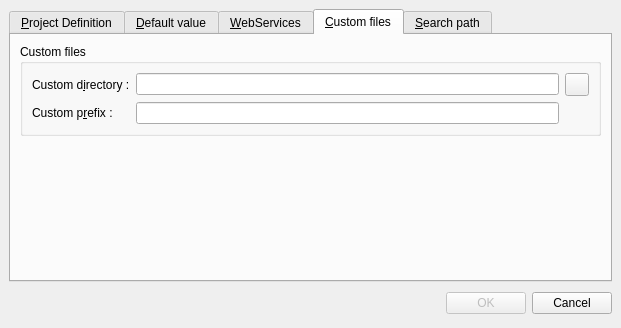
First picture: the form in ui/projectproperty.ui, repository phoenix741/xinx, before the edit.
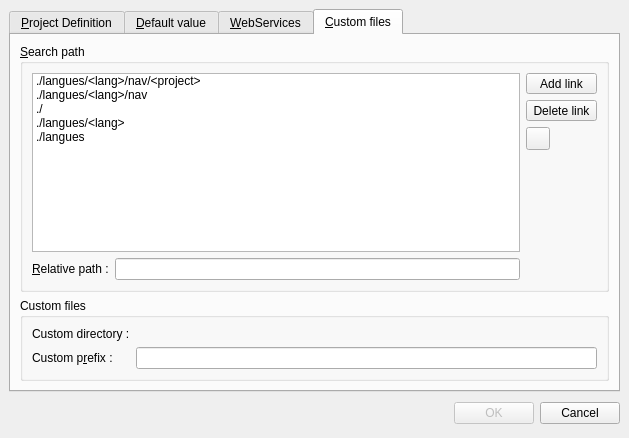
Second picture: the form after the edit. The open tabs and pages were chosen to show the change. Icons and pictures are not drawn. Custom widgets are drawn as their Qt base class.

```diff
--- a/ui/projectproperty.ui
+++ b/ui/projectproperty.ui
@@ -5,8 +5,8 @@
    <rect>
     <x>0</x>
     <y>0</y>
-    <width>621</width>
-    <height>328</height>
+    <width>629</width>
+    <height>438</height>
    </rect>
   </property>
   <property name="windowTitle" >
@@ -392,100 +392,97 @@
       <attribute name="title" >
        <string>&amp;Custom files</string>
       </attribute>
-      <layout class="QGridLayout" >
+      <layout class="QVBoxLayout" >
        <property name="margin" >
         <number>9</number>
        </property>
        <property name="spacing" >
         <number>6</number>
        </property>
-       <item row="1" column="0" >
-        <spacer>
-         <property name="orientation" >
-          <enum>Qt::Vertical</enum>
-         </property>
-         <property name="sizeHint" >
-          <size>
-           <width>20</width>
-           <height>40</height>
-          </size>
-         </property>
-        </spacer>
-       </item>
-       <item row="0" column="0" >
-        <widget class="QGroupBox" name="m_customFileGroupBox" >
-         <property name="title" >
-          <string>Custom files</string>
-         </property>
-         <layout class="QGridLayout" >
-          <property name="margin" >
-           <number>9</number>
-          </property>
-          <property name="spacing" >
-           <number>6</number>
-          </property>
-          <item row="0" column="1" >
-           <widget class="DirectoryEdit" name="m_specifiquePathLineEdit" />
-          </item>
-          <item row="0" column="2" >
-           <widget class="QToolButton" name="m_specifiquePathButton" >
-            <property name="icon" >
-             <iconset resource="../application.qrc" >:/images/folder.png</iconset>
-            </property>
-           </widget>
-          </item>
-          <item row="0" column="0" >
-           <widget class="QLabel" name="label_4" >
-            <property name="text" >
-             <string>Custom d&amp;irectory :</string>
-            </property>
-            <property name="buddy" >
-             <cstring>m_specifiquePathLineEdit</cstring>
-            </property>
-           </widget>
-          </item>
-          <item row="1" column="0" >
-           <widget class="QLabel" name="label_5" >
-            <property name="text" >
-             <string>Custom p&amp;refix :</string>
-            </property>
-            <property name="buddy" >
-             <cstring>m_prefixLineEdit</cstring>
-            </property>
-           </widget>
-          </item>
-          <item row="1" column="1" >
-           <widget class="QLineEdit" name="m_prefixLineEdit" />
-          </item>
-         </layout>
-        </widget>
-       </item>
-      </layout>
-     </widget>
-     <widget class="QWidget" name="tabSearchPath" >
-      <attribute name="title" >
-       <string>&amp;Search path</string>
-      </attribute>
-      <layout class="QGridLayout" >
-       <property name="margin" >
-        <number>9</number>
-       </property>
-       <property name="spacing" >
-        <number>6</number>
-       </property>
-       <item row="0" column="0" >
+       <item>
         <widget class="QGroupBox" name="m_searchPathGroupBox" >
          <property name="title" >
           <string>&amp;Search path</string>
          </property>
-         <layout class="QHBoxLayout" >
+         <layout class="QGridLayout" >
           <property name="margin" >
            <number>9</number>
           </property>
           <property name="spacing" >
            <number>6</number>
           </property>
-          <item>
+          <item rowspan="2" row="0" column="2" >
+           <layout class="QVBoxLayout" >
+            <property name="margin" >
+             <number>0</number>
+            </property>
+            <property name="spacing" >
+             <number>6</number>
+            </property>
+            <item>
+             <widget class="QToolButton" name="m_searchPathBtnAdd" >
+              <property name="sizePolicy" >
+               <sizepolicy>
+                <hsizetype>5</hsizetype>
+                <vsizetype>0</vsizetype>
+                <horstretch>0</horstretch>
+                <verstretch>0</verstretch>
+               </sizepolicy>
+              </property>
+              <property name="text" >
+               <string>Add link</string>
+              </property>
+              <property name="icon" >
+               <iconset resource="../application.qrc" >:/images/add.png</iconset>
+              </property>
+             </widget>
+            </item>
+            <item>
+             <widget class="QToolButton" name="m_searchPathBtnDel" >
+              <property name="text" >
+               <string>Delete link</string>
+              </property>
+              <property name="icon" >
+               <iconset resource="../application.qrc" >:/images/remove.png</iconset>
+              </property>
+             </widget>
+            </item>
+            <item>
+             <widget class="QToolButton" name="m_searchPathBtnDef" >
+              <property name="icon" >
+               <iconset resource="../application.qrc" >:/images/checkbox.png</iconset>
+              </property>
+             </widget>
+            </item>
+            <item>
+             <spacer>
+              <property name="orientation" >
+               <enum>Qt::Vertical</enum>
+              </property>
+              <property name="sizeHint" >
+               <size>
+                <width>20</width>
+                <height>40</height>
+               </size>
+              </property>
+             </spacer>
+            </item>
+           </layout>
+          </item>
+          <item row="1" column="1" >
+           <widget class="QLineEdit" name="m_relativeLineEditPath" />
+          </item>
+          <item row="1" column="0" >
+           <widget class="QLabel" name="label_7" >
+            <property name="text" >
+             <string>&amp;Relative path :</string>
+            </property>
+            <property name="buddy" >
+             <cstring>m_relativeLineEditPath</cstring>
+            </property>
+           </widget>
+          </item>
+          <item row="0" column="0" colspan="2" >
            <widget class="QListWidget" name="m_searchPathList" >
             <item>
              <property name="text" >
@@ -514,56 +511,47 @@
             </item>
            </widget>
           </item>
-          <item>
-           <layout class="QVBoxLayout" >
-            <property name="margin" >
-             <number>0</number>
+         </layout>
+        </widget>
+       </item>
+       <item>
+        <widget class="QGroupBox" name="m_customFileGroupBox" >
+         <property name="title" >
+          <string>Custom files</string>
+         </property>
+         <layout class="QGridLayout" >
+          <property name="margin" >
+           <number>9</number>
+          </property>
+          <property name="spacing" >
+           <number>6</number>
+          </property>
+          <item row="1" column="1" >
+           <widget class="QLineEdit" name="m_prefixLineEdit" />
+          </item>
+          <item row="0" column="1" >
+           <widget class="QLabel" name="m_specifiquePathLabel" >
+            <property name="text" >
+             <string/>
             </property>
-            <property name="spacing" >
-             <number>6</number>
+           </widget>
+          </item>
+          <item row="1" column="0" >
+           <widget class="QLabel" name="label_5" >
+            <property name="text" >
+             <string>Custom p&amp;refix :</string>
             </property>
-            <item>
-             <widget class="QToolButton" name="m_searchPathBtnAdd" >
-              <property name="sizePolicy" >
-               <sizepolicy>
-                <hsizetype>5</hsizetype>
-                <vsizetype>0</vsizetype>
-                <horstretch>0</horstretch>
-                <verstretch>0</verstretch>
-               </sizepolicy>
-              </property>
-              <property name="text" >
-               <string>Add link</string>
-              </property>
-              <property name="icon" >
-               <iconset resource="../application.qrc" >:/images/add.png</iconset>
-              </property>
-             </widget>
-            </item>
-            <item>
-             <widget class="QToolButton" name="m_searchPathBtnDel" >
-              <property name="text" >
-               <string>Delete link</string>
-              </property>
-              <property name="icon" >
-               <iconset resource="../application.qrc" >:/images/remove.png</iconset>
-              </property>
-             </widget>
-            </item>
-            <item>
-             <spacer>
-              <property name="orientation" >
-               <enum>Qt::Vertical</enum>
-              </property>
-              <property name="sizeHint" >
-               <size>
-                <width>20</width>
-                <height>40</height>
-               </size>
-              </property>
-             </spacer>
-            </item>
-           </layout>
+            <property name="buddy" >
+             <cstring>m_prefixLineEdit</cstring>
+            </property>
+           </widget>
+          </item>
+          <item row="0" column="0" >
+           <widget class="QLabel" name="label_4" >
+            <property name="text" >
+             <string>Custom directory :</string>
+            </property>
+           </widget>
           </item>
          </layout>
         </widget>
```
Left out of the diff: 30 changed lines with no effect on the pictures.
